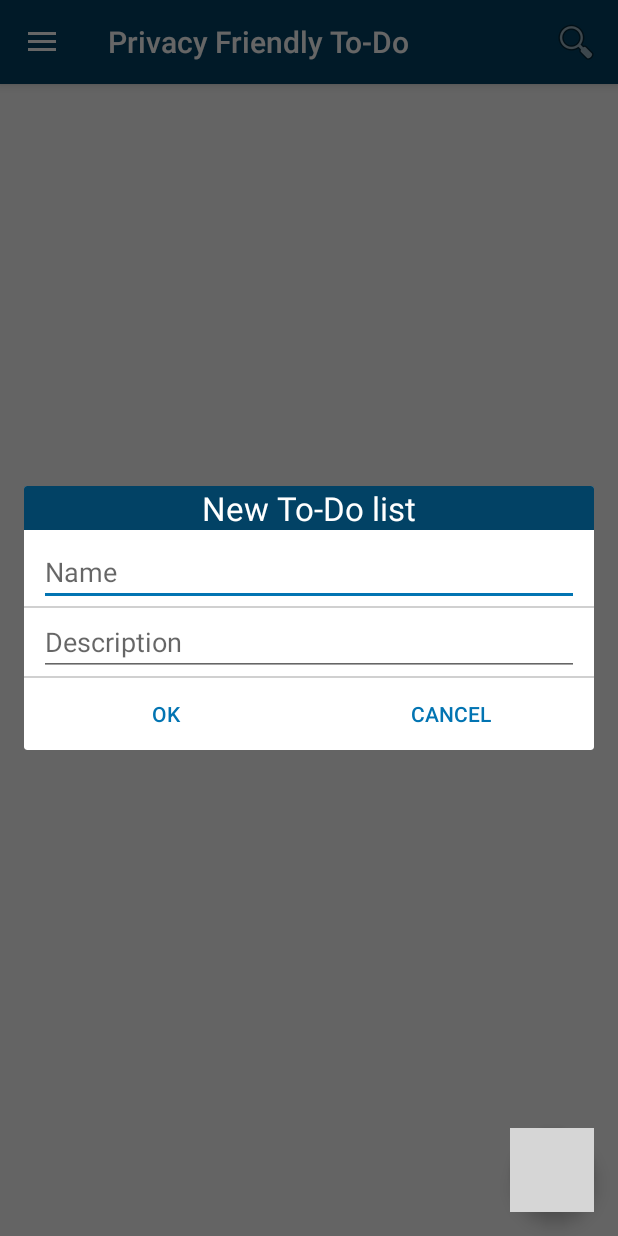
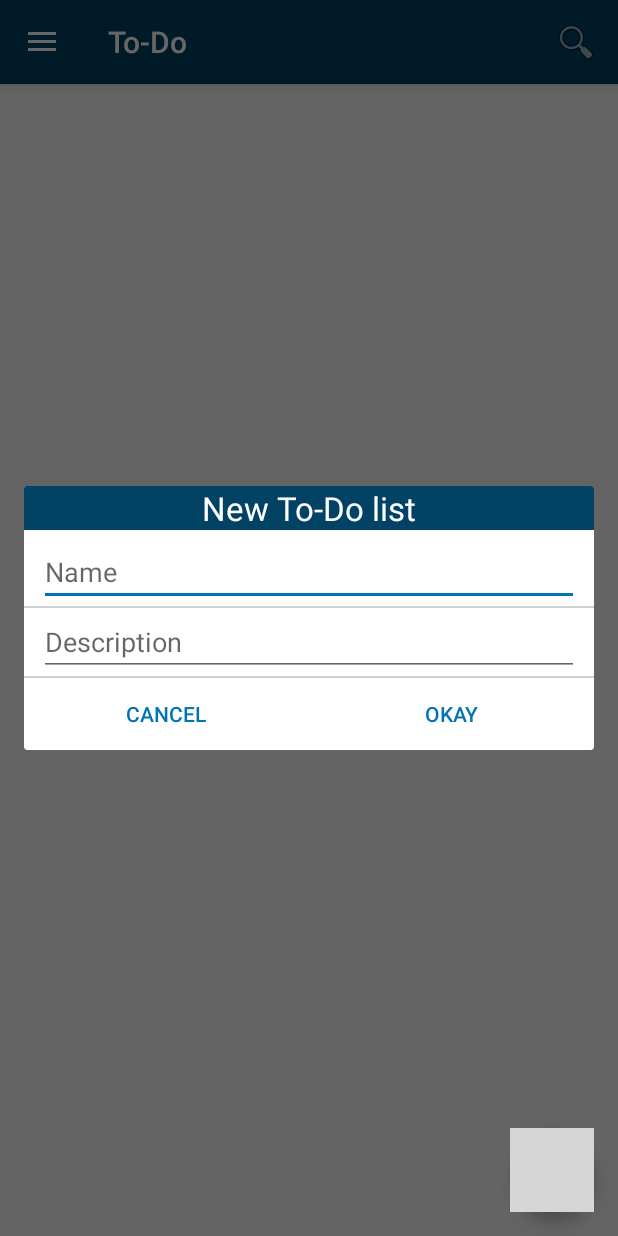
Before and after one commit to SecUSo/privacy-friendly-todo-list, an Android app: the screen it shows after launch (MainActivity), after a tap on an icon or button, on a phone screen of 412 x 824 dp. Run offline under Robolectric (Android 15) with nearby library versions, the phone set to English and light mode, and no system bars; 1 statement that could not run was skipped; grey boxes are pictures that could not be loaded.

Commit message:
Feedback # done: 1,5,6,11,14,18;    Feedback # partially done: 4,15,16,25

```diff
--- a/app/src/main/java/org/secuso/privacyfriendlytodolist/view/dialog/ProcessTodoTaskDialog.java
+++ b/app/src/main/java/org/secuso/privacyfriendlytodolist/view/dialog/ProcessTodoTaskDialog.java
@@ -2,6 +2,7 @@ package org.secuso.privacyfriendlytodolist.view.dialog;
 
 import android.content.Context;
 import android.provider.SyncStateContract;
+import android.support.v4.content.ContextCompat;
 import android.util.Log;
 import android.view.ContextMenu;
 import android.view.Menu;
@@ -143,6 +144,9 @@ public class ProcessTodoTaskDialog extends FullScreenDialog {
 
         // initialize textviews to get deadline and reminder time
         deadlineTextView = (TextView) findViewById(R.id.tv_todo_list_deadline);
+        //deadlineTextView.setTextColor(android.R.drawable.btn_default);
+        //deadlineTextView.setTextColor(getContext().getColor(android.R.drawable.btn_default));
+        deadlineTextView.setTextColor(ContextCompat.getColor(this.getContext(), android.R.drawable.btn_default));
         deadlineTextView.setOnClickListener(new View.OnClickListener() {
             @Override
             public void onClick(View v) {
--- a/app/src/main/res/anim/fragment_slide_in.xml
+++ b/app/src/main/res/anim/fragment_slide_in.xml
@@ -4,5 +4,5 @@
     <translate
         android:fromXDelta="100%" android:toXDelta="0%"
         android:fromYDelta="0%" android:toYDelta="0%"
-        android:duration="700" />
+        android:duration="200" />
 </set>
--- a/app/src/main/res/anim/fragment_slide_out.xml
+++ b/app/src/main/res/anim/fragment_slide_out.xml
@@ -4,5 +4,5 @@
     <translate
         android:fromXDelta="0%" android:toXDelta="-100%"
         android:fromYDelta="0%" android:toYDelta="0%"
-        android:duration="700"/>
+        android:duration="200"/>
 </set>
--- a/app/src/main/res/layout/add_todolist_dialog.xml
+++ b/app/src/main/res/layout/add_todolist_dialog.xml
@@ -50,15 +50,6 @@
     <LinearLayout
         android:layout_width="match_parent"
         android:layout_height="wrap_content">
-
-        <Button
-            android:id="@+id/bt_newtodolist_ok"
-            android:layout_width="0dp"
-            android:layout_height="wrap_content"
-            android:minHeight="48dip"
-            android:layout_weight="1"
-            android:text="@android:string/ok"
-            style="?android:attr/buttonBarButtonStyle" />
         <Button
             android:id="@+id/bt_newtodolist_cancel"
             android:layout_width="0dp"
@@ -68,6 +59,14 @@
             android:text="@android:string/cancel"
             style="?android:attr/buttonBarButtonStyle" />
 
+        <Button
+            android:id="@+id/bt_newtodolist_ok"
+            android:layout_width="0dp"
+            android:layout_height="wrap_content"
+            android:minHeight="48dip"
+            android:layout_weight="1"
+            android:text="@string/ok"
+            style="?android:attr/buttonBarButtonStyle" />
     </LinearLayout>
 
 </LinearLayout>
--- a/app/src/main/res/layout/deadline_dialog.xml
+++ b/app/src/main/res/layout/deadline_dialog.xml
@@ -34,7 +34,7 @@
             android:layout_height="wrap_content"
             android:minHeight="48dip"
             android:layout_weight="1"
-            android:text="@android:string/ok"
+            android:text="@string/ok"
             style="?android:attr/buttonBarButtonStyle" />
     </LinearLayout>
 </LinearLayout>
--- a/app/src/main/res/layout/reminder_dialog.xml
+++ b/app/src/main/res/layout/reminder_dialog.xml
@@ -78,7 +78,7 @@
             android:layout_height="wrap_content"
             android:minHeight="48dip"
             android:layout_weight="1"
-            android:text="@android:string/ok"
+            android:text="@string/ok"
             style="?android:attr/buttonBarButtonStyle" />
     </LinearLayout>
 </LinearLayout>
--- a/app/src/main/res/menu/nav_content.xml
+++ b/app/src/main/res/menu/nav_content.xml
@@ -27,15 +27,17 @@
             android:id="@+id/nav_settings"
             android:icon="@android:drawable/ic_menu_manage"
             android:title="@string/settings" />
+
+        <item
+            android:id="@+id/nav_help"
+            android:icon="@android:drawable/ic_menu_help"
+            android:title="@string/help" />
+
+        <item
+            android:id="@+id/nav_about"
+            android:icon="@android:drawable/ic_menu_info_details"
+            android:title="@string/about" />
+
     </group>
 
-    <item android:title="@string/other">
-        <menu>
-            <item
-                android:id="@+id/nav_about"
-                android:icon="@android:drawable/ic_menu_info_details"
-                android:title="@string/about" />
-        </menu>
-    </item>
-
 </menu>
--- a/app/src/main/res/values/strings.xml
+++ b/app/src/main/res/values/strings.xml
@@ -4,8 +4,8 @@
     <string name="app_name_long">Privacy Friendly To-Do List</string>
 
     <!-- Menu -->
-    <string name="nav_header_app_name">Privacy Friendly To-Do</string>
-    <string name="toolbar_title_main">Privacy Friendly To-Do</string>
+    <string name="nav_header_app_name">To-Do</string>
+    <string name="toolbar_title_main">To-Do</string>
     <string name="todos">To-Do\'s</string>
     <string name="home">Home</string>
     <string name="calendar_view">Calendar View</string>
@@ -21,7 +21,7 @@
     <string name="navigation_drawer_close">Close menu</string>
     <string name="name">Name</string>
     <string name="todo_list_description_hint">Description</string>
-    <string name="ok">OK</string>
+    <string name="ok">Okay</string>
 
     <!-- Common model strings -->
     <string name="select_option">Select option</string>
@@ -52,7 +52,7 @@
 
     <!-- Create/Edit To-Do list dialog -->
     <string name="new_todo_list">New To-Do list</string>
-    <string name="list_name_must_not_be_empty">List name must not be empty.</string>
+    <string name="list_name_must_not_be_empty">Please enter a list name.</string>
     <string name="show_description">Show description</string>
     <string name="no_description_available">No description available.</string>
 
@@ -63,6 +63,7 @@
     <string name="completed_tasks">Completed tasks</string>
     <string name="group_by_priority">Group by priority</string>
     <string name="sort_by_deadline">Sort by deadline</string>
+    <string name="add_subtask">Add Subtask</string>
 
     <!-- Create/Edit To-Do task dialog -->
     <string name="new_todo_task">New To-Do task</string>
@@ -73,14 +74,14 @@
     <string name="task_removed">Task was successfully removed.</string>
     <string name="deadline">Deadline</string>
     <string name="reminder">Reminder</string>
-    <string name="deadline_smaller_reminder">The deadline must not be before the reminder time.</string>
+    <string name="deadline_smaller_reminder">The deadline can not be earlier than the reminder time.</string>
     <string name="set_deadline_before_reminder">Please specify a deadline before setting the reminder time.</string>
     <string name="progress_colon">Progress:</string>
     <string name="priority_colon">Priority:</string>
     <string name="zero_percent">0%</string>
-    <string name="select_priority">Select a priority for this task!</string>
+    <string name="select_priority">Please select a priority!</string>
     <string name="new_todo_subtask">New subtask</string>
-    <string name="todo_name_must_not_be_empty">To-Do Task name must not be empty.</string>
+    <string name="todo_name_must_not_be_empty">Please enter a task name.</string>
     <string name="edit_subtask">Edit subtask</string>
     <string name="delete_subtask">Delete subtask</string>
     <string name="subtask_removed">Subtask successfully removed.</string>
--- a/app/src/main/res/xml/settings.xml
+++ b/app/src/main/res/xml/settings.xml
@@ -8,7 +8,7 @@
         android:entryValues="@array/default_reminder_times"
         android:title="@string/default_reminder_time" />
 
-    <CheckBoxPreference
+    <SwitchPreference
         android:key="pref_pin_enabled"
         android:defaultValue="false"
         android:title="@string/pin_enabled" />
--- a/build.gradle
+++ b/build.gradle
@@ -5,7 +5,7 @@ buildscript {
         jcenter()
     }
     dependencies {
-        classpath 'com.android.tools.build:gradle:2.1.2'
+        classpath 'com.android.tools.build:gradle:2.1.3'
 
         // NOTE: Do not place your application dependencies here; they belong
         // in the individual module build.gradle files
```
Also changed, not shown: app/src/main/java/org/secuso/privacyfriendlytodolist/view/ExpandableTodoTaskAdapter.java (+4 -5 lines), app/src/main/res/layout/add_subtask_dialog.xml (+9 -9 lines), app/src/main/res/layout/add_task_dialog.xml (+9 -9 lines), app/src/main/res/layout/exlv_setting_row.xml (+20 -5 lines), app/src/main/res/layout/pin_dialog.xml (+9 -9 lines), gradle/wrapper/gradle-wrapper.properties, 3 other files.
